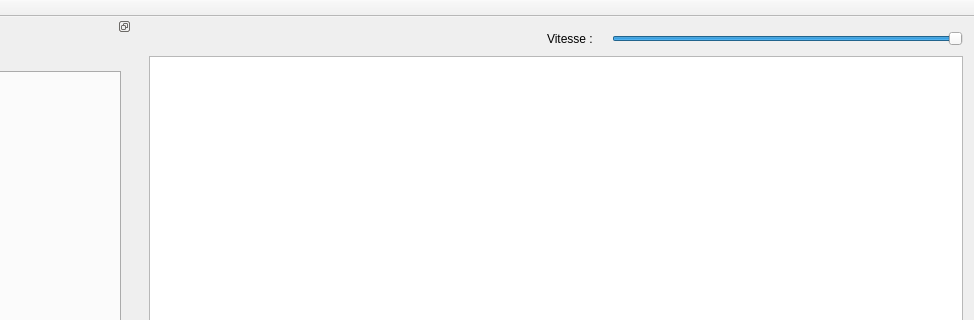
padenot/usdp, file rsase/SGBag/ui/fenetreprincipale.ui: the form before one commit; both pictures show x 172 to 1146 and y 0 to 320 of the 1146 by 672 pixel window.
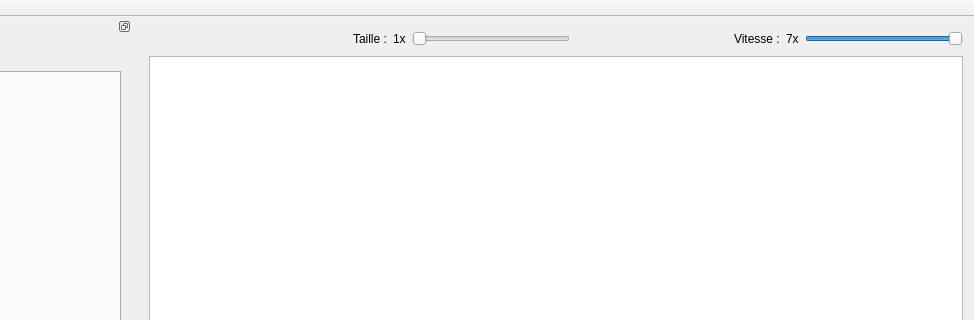
The form after the commit. Icons and pictures are not drawn.

Commit message: slider ratio

The edit to the form file:
```diff
--- a/rsase/SGBag/ui/fenetreprincipale.ui
+++ b/rsase/SGBag/ui/fenetreprincipale.ui
@@ -40,6 +40,46 @@
           </property>
          </widget>
         </item>
+        <item>
+         <spacer name="horizontalSpacer_2">
+          <property name="orientation">
+           <enum>Qt::Horizontal</enum>
+          </property>
+          <property name="sizeHint" stdset="0">
+           <size>
+            <width>40</width>
+            <height>20</height>
+           </size>
+          </property>
+         </spacer>
+        </item>
+        <item>
+         <widget class="QLabel" name="TailleLabel">
+          <property name="text">
+           <string>Taille :</string>
+          </property>
+         </widget>
+        </item>
+        <item>
+         <widget class="QLabel" name="ratio">
+          <property name="text">
+           <string>1x</string>
+          </property>
+         </widget>
+        </item>
+        <item>
+         <widget class="QSlider" name="ratioSlider">
+          <property name="minimum">
+           <number>1</number>
+          </property>
+          <property name="maximum">
+           <number>10</number>
+          </property>
+          <property name="orientation">
+           <enum>Qt::Horizontal</enum>
+          </property>
+         </widget>
+        </item>
         <item>
          <spacer name="horizontalSpacer">
           <property name="orientation">
@@ -63,7 +103,7 @@
         <item>
          <widget class="QLabel" name="vitesse">
           <property name="text">
-           <string/>
+           <string>7x</string>
           </property>
          </widget>
         </item>
```
Left out of the diff: 2 changed lines with no effect on the pictures. The commit also changes 3 other files.
